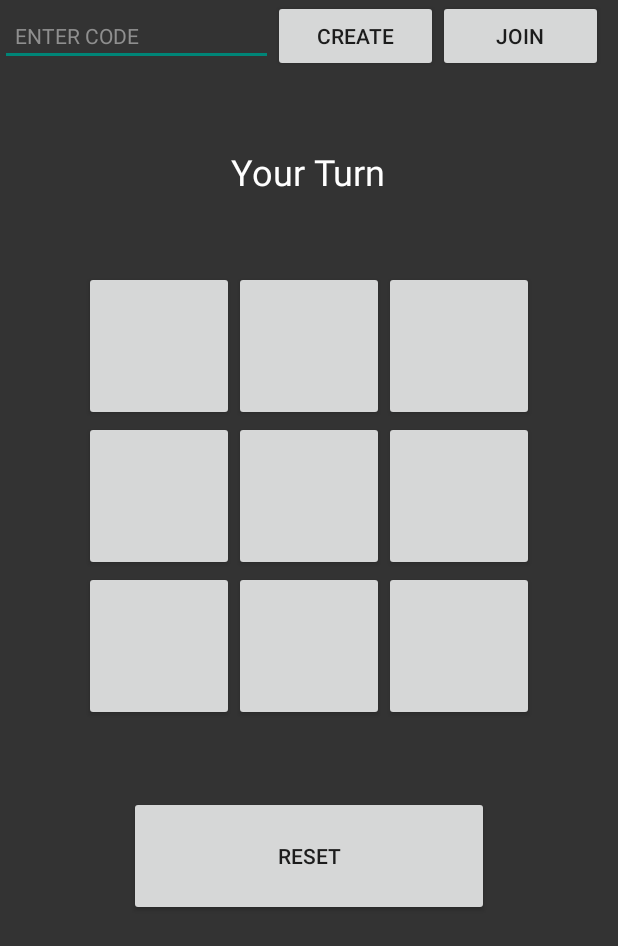
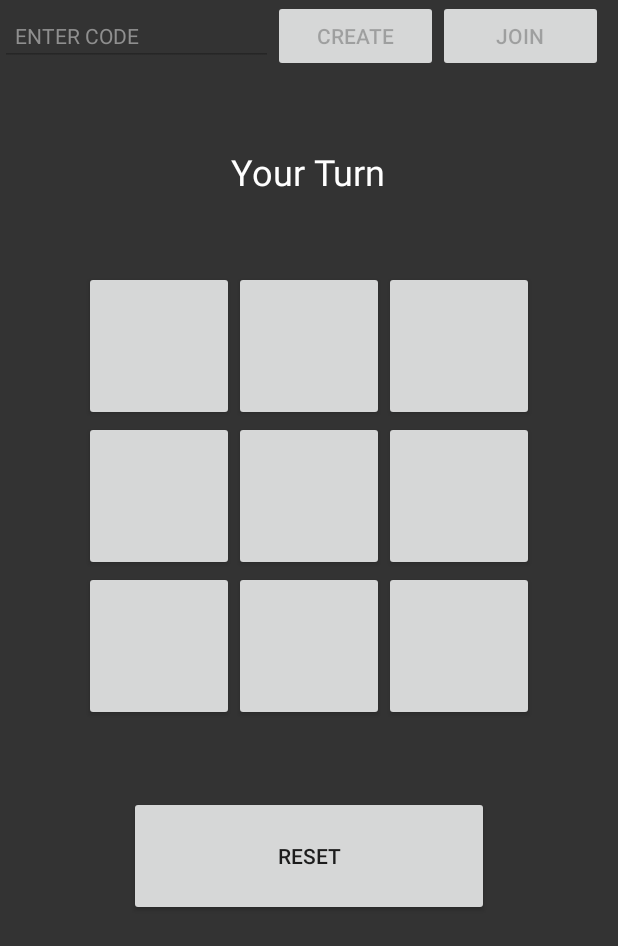
Before and after one commit to elyssatanxy/cs205-android-studio, an Android app: the Multiplayer screen opened directly, with no data from a screen before it, after a tap on "CREATE", on a phone screen of 412 x 824 dp. Shown: the top 946 px of the screen. Run offline under Robolectric (Android 15) with nearby library versions, the phone set to English and light mode, and no system bars; our stand-ins replace Firebase (no records; nobody signed in at launch, a user with empty details on screens opened directly); 1 statement that could not run was skipped.

Commit message:
Multiplayer Finished!

```diff
--- a/app/src/main/java/com/example/cs205/Multiplayer.java
+++ b/app/src/main/java/com/example/cs205/Multiplayer.java
@@ -15,12 +15,17 @@ import com.google.firebase.database.DatabaseReference;
 import com.google.firebase.database.FirebaseDatabase;
 import com.google.firebase.database.ValueEventListener;
 
+import java.util.regex.Matcher;
+import java.util.regex.Pattern;
+
 public class Multiplayer extends AppCompatActivity {
 
     private DatabaseReference mDatabase;
 
     private String board; // The game board String
     private EditText codeField;
+    private Button createButton;
+    private Button joinButton;
     private String code;
     private char playerLetter; // 'X' or 'O'
     private TextView turnText;
@@ -46,6 +51,8 @@ public class Multiplayer extends AppCompatActivity {
 
         mDatabase = FirebaseDatabase.getInstance().getReference();
         codeField = findViewById(R.id.codeField);
+        createButton = findViewById(R.id.createButton);
+        joinButton = findViewById(R.id.joinButton);
 
         turnText = findViewById(R.id.turnText);
 
@@ -72,6 +79,10 @@ public class Multiplayer extends AppCompatActivity {
     }
 
     public void createGame(View view) {
+        codeField.setEnabled(false);
+        createButton.setEnabled(false);
+        joinButton.setEnabled(false);
+
         board = zeroBoard;
         code = codeField.getText().toString();
         mDatabase.child(code).setValue(zeroBoard);
@@ -90,6 +101,11 @@ public class Multiplayer extends AppCompatActivity {
 
     public void joinGame(View view) {
         code = codeField.getText().toString();
+
+        codeField.setEnabled(false);
+        createButton.setEnabled(false);
+        joinButton.setEnabled(false);
+
         playerLetter = 'O';
         createListener(view);
     }
@@ -105,7 +121,17 @@ public class Multiplayer extends AppCompatActivity {
                     enableGrid(view);
                     turnText.setText("Your Turn");
                 } else {
+                    disableGrid(view);
                     turnText.setText("Opponent's Turn");
+                }
+
+                if(checkWin(view) == true) {
+                    if(board.charAt(0) == playerLetter) {
+                        turnText.setText("You Win!");
+                    } else {
+                        turnText.setText("Opponent Wins!");
+                    }
+                    disableGrid(view);
                 }
             }
 
@@ -171,10 +197,18 @@ public class Multiplayer extends AppCompatActivity {
         tempBoard.setCharAt(0, playerLetter);
         board = String.valueOf(tempBoard);
 
+        if(checkWin(view) == true) {
+            StringBuilder tBoard = new StringBuilder(board);
+            tBoard.setCharAt(0, playerLetter);
+            board = String.valueOf(tBoard);
+            mDatabase.child(code).setValue(board);
+        }
+
         mDatabase.child(code).setValue(board);
         updateBoard(view);
+        turnText.setText("Opponent's Turn");
+
         disableGrid(view);
-        turnText.setText("Opponent's Turn");
     }
 
     // Enables the playable buttons
@@ -203,4 +237,38 @@ public class Multiplayer extends AppCompatActivity {
         }
     }
 
+    public boolean checkWin(View view) {
+         String[] winningSequences = {
+                 "XXX......",
+                 "...XXX...",
+                 "......XXX",
+                 "X..X..X..",
+                 ".X..X..X.",
+                 "..X..X..X",
+                 "X...X...X",
+                 "..X.X.X..",
+                 "OOO......",
+                 "...OOO...",
+                 "......OOO",
+                 "O..O..O..",
+                 ".O..O..O.",
+                 "..O..O..O",
+                 "O...O...O",
+                 "..O.O.O.."
+         };
+
+         String tempBoard = board.substring(1);
+
+         for(int i = 0; i < winningSequences.length; i++) {
+             if(tempBoard.matches(winningSequences[i])) {
+//                 StringBuilder tBoard = new StringBuilder(board);
+//                 tBoard.setCharAt(0, playerLetter);
+//                 board = String.valueOf(tBoard);
+//                 mDatabase.child(code).setValue(board);
+                 return true;
+             }
+         }
+         return false;
+    }
+
 }
--- a/app/src/main/res/layout/activity_multiplayer.xml
+++ b/app/src/main/res/layout/activity_multiplayer.xml
@@ -57,7 +57,7 @@
             android:layout_width="wrap_content"
             android:layout_height="wrap_content"
             android:paddingVertical="50sp"
-            android:text="Your Turn/Opponent's Turn"
+            android:text="Tic Tac Toe"
             android:textAlignment="viewStart"
             android:textColor="@color/white"
             android:textSize="24sp" />
```
